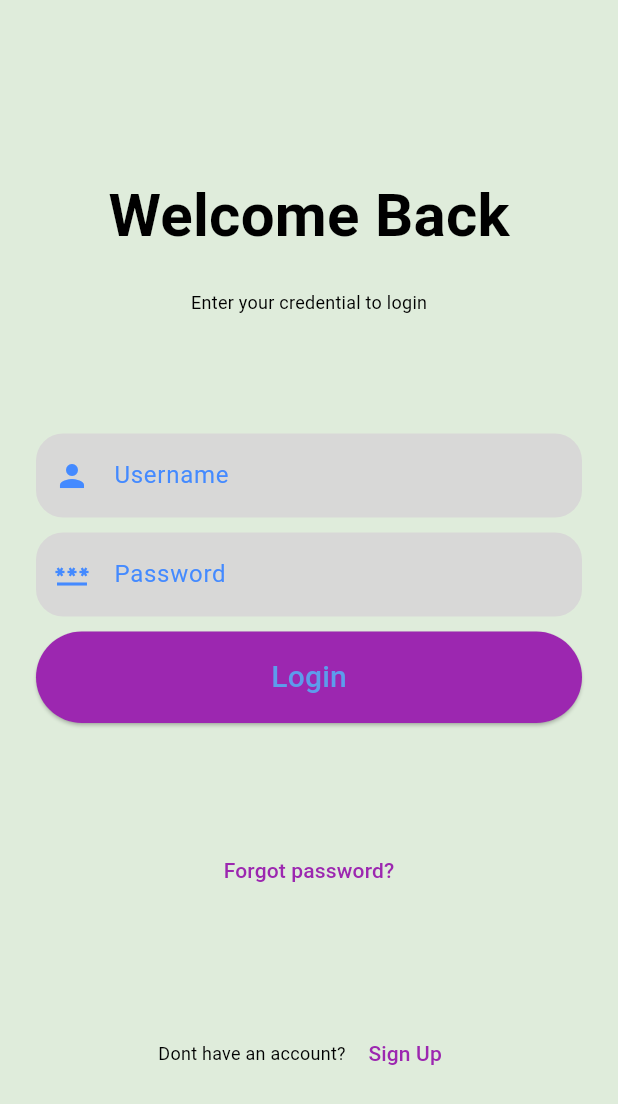
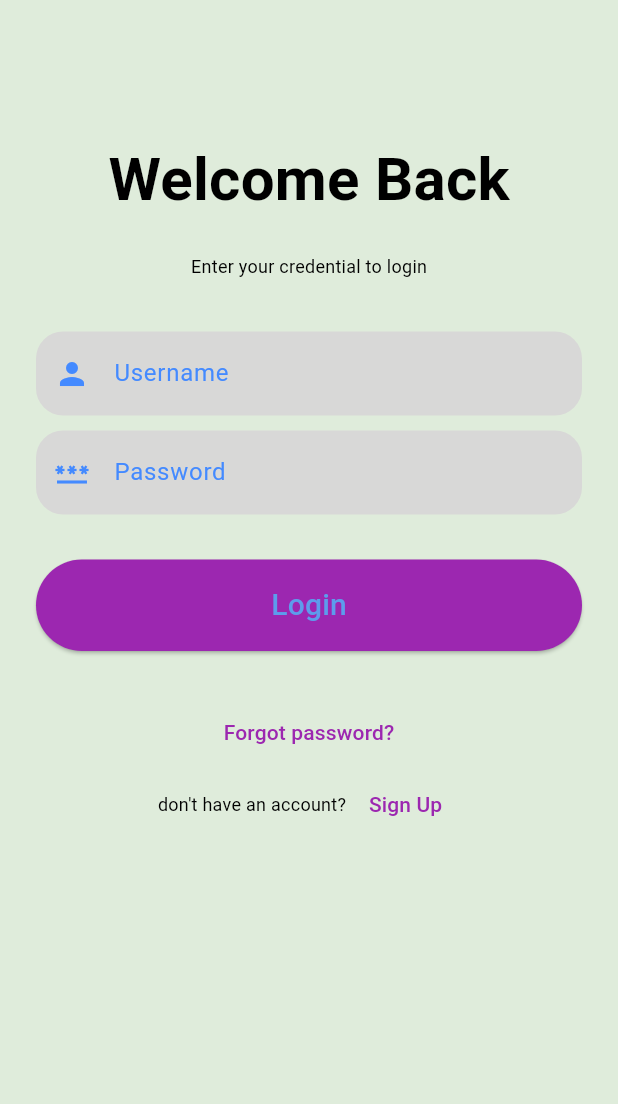
Before and after one commit to ahmedfyala/todo-app, a Flutter app: the screen it shows after launch, on a phone screen of 412 x 824 dp. Shown: the top 1104 px of the screen. Run offline on Flutter 3.47's test engine with Material 3 defaults, Android fonts, the phone set to English and light mode, and no system bars; our stand-ins replace calendar_timeline, cloud_firestore, firebase_auth, firebase_core, flutter_slidable, google_fonts; accounts and stored records are empty.

Commit message:
improve Ui

```diff
--- /dev/null
+++ b/devtools_options.yaml
@@ -0,0 +1,3 @@
+description: This file stores settings for Dart & Flutter DevTools.
+documentation: https://docs.flutter.dev/tools/devtools/extensions#configure-extension-enablement-states
+extensions:
--- a/lib/views/login_view.dart
+++ b/lib/views/login_view.dart
@@ -15,13 +15,17 @@ class LoginScreen extends StatelessWidget {
   Widget build(BuildContext context) {
     var pro = Provider.of<LoginProvider>(context);
     return Scaffold(
-      body: Container(
+      body: SingleChildScrollView(
+        child: Container(
           margin: const EdgeInsets.all(24),
           child: Column(
             mainAxisAlignment: MainAxisAlignment.spaceEvenly,
             children: [
               const Column(
                 children: [
+                  const SizedBox(
+                    height: 50,
+                  ),
                   Text(
                     "Welcome Back",
                     style: TextStyle(fontSize: 40, fontWeight: FontWeight.bold),
@@ -33,6 +37,9 @@ class LoginScreen extends StatelessWidget {
               Column(
                 crossAxisAlignment: CrossAxisAlignment.stretch,
                 children: [
+                  const SizedBox(
+                    height: 30,
+                  ),
                   TextField(
                     controller: emailController,
                     decoration: InputDecoration(
@@ -58,7 +65,7 @@ class LoginScreen extends StatelessWidget {
                     ),
                     obscureText: true,
                   ),
-                const SizedBox(height: 10),
+                  const SizedBox(height: 30),
                   ElevatedButton(
                     onPressed: () {
                       FirebaseFunctions.loginUser(
@@ -101,6 +108,9 @@ class LoginScreen extends StatelessWidget {
                   )
                 ],
               ),
+              const SizedBox(
+                height: 30,
+              ),
               // //////////////////////////////////////////
               TextButton(
                 onPressed: () {},
@@ -113,7 +123,7 @@ class LoginScreen extends StatelessWidget {
               Row(
                 mainAxisAlignment: MainAxisAlignment.center,
                 children: [
-                const Text("Dont have an account? "),
+                  const Text("don't have an account? "),
                   TextButton(
                       onPressed: () {
                         Navigator.pushNamed(context, SignUpView.routName);
@@ -125,6 +135,7 @@ class LoginScreen extends StatelessWidget {
                 ],
               ),
             ],
+          ),
         ),
       ),
     );
```
Lines whose indentation alone changed are shown as unchanged.
